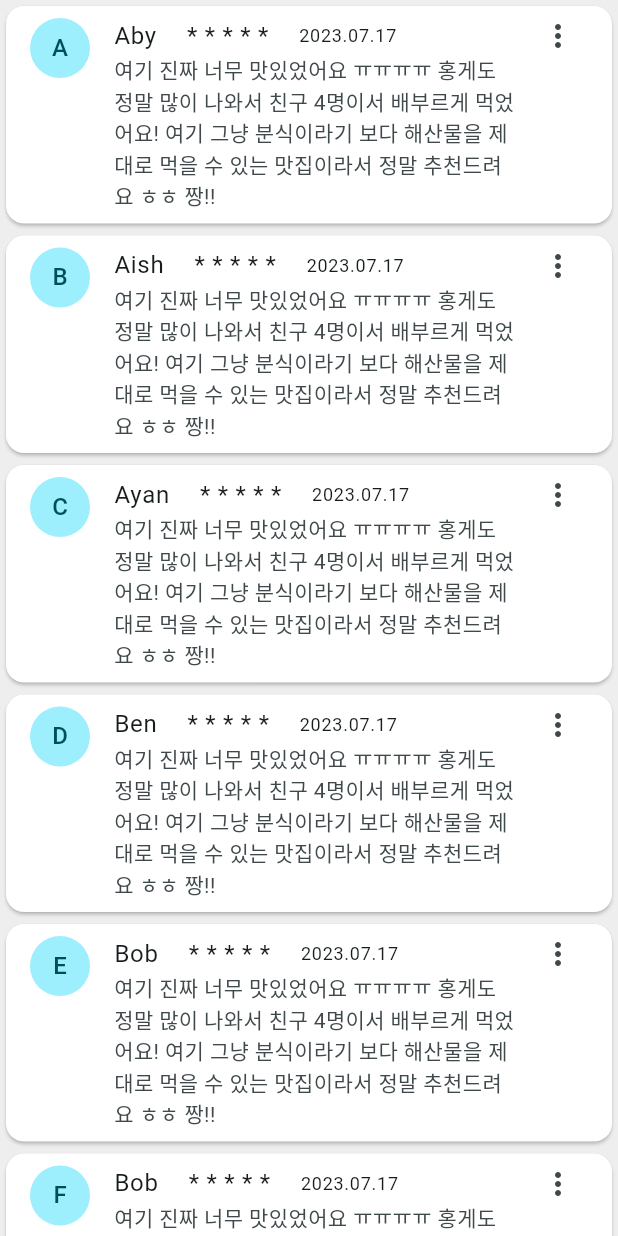
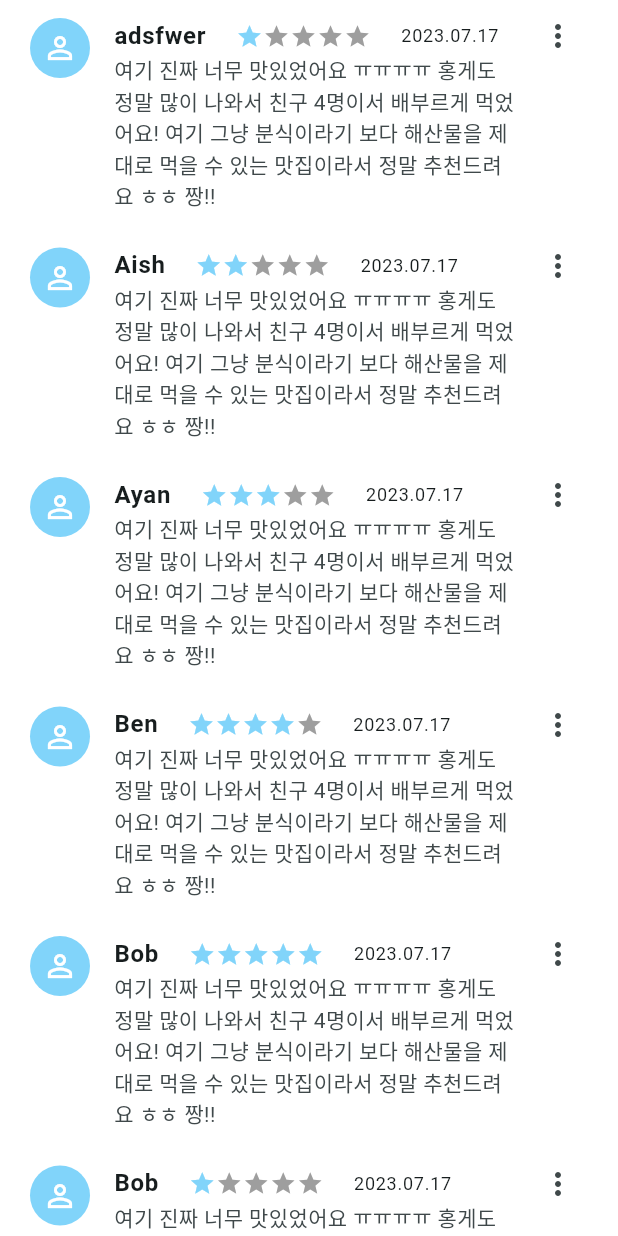
Before and after one commit to ehdtjr/real, a Flutter app: the ListTileExample screen opened directly, on a phone screen of 412 x 824 dp. Run offline on Flutter 3.47's test engine with Material 2 defaults, Android fonts, the phone set to English and light mode, and no system bars; our stand-ins replace firebase_core, flutter_rating_bar, image_picker; accounts and stored records are empty.

Commit message:
Fifth upload

```diff
--- a/lib/main.dart
+++ b/lib/main.dart
@@ -1,6 +1,5 @@
 import 'package:flutter/material.dart';
 import 'package:firebase_core/firebase_core.dart';
-import 'firebase_options.dart';
 import 'Firstview.dart';
 
 void main() async {
--- a/lib/riview/riview_data.dart
+++ b/lib/riview/riview_data.dart
@@ -1,12 +1,15 @@
 import 'package:flutter/material.dart';
+import 'package:flutter_rating_bar/flutter_rating_bar.dart';
 
 import 'riview_write.dart';
 
-void main() => runApp(const ListTileApp());
+class ListTileApp extends StatefulWidget {
 
-class ListTileApp extends StatelessWidget {
-  const ListTileApp({super.key});
+  @override
+  State<ListTileApp> createState() => _ListTileAppState();
+}
 
+class _ListTileAppState extends State<ListTileApp> {
   @override
   Widget build(BuildContext context) {
     return MaterialApp(
@@ -19,7 +22,7 @@ class ListTileApp extends StatelessWidget {
 
 class ListTileExample extends StatelessWidget {
   final List<String> profile = ['A', 'B', 'C', 'D', 'E','F','G','H','I'];
-  final List<String> name = ['Aby', 'Aish', 'Ayan', 'Ben', 'Bob','Bob','Bob','Bob','Bob'];
+  final List<String> name = ['adsfwer', 'Aish', 'Ayan', 'Ben', 'Bob','Bob','Bob','Bob','Bob'];
   final List<String> content = [
     '여기 진짜 너무 맛있었어요 ㅠㅠㅠㅠ 홍게도 정말 많이 나와서 친구 4명이서 배부르게 먹었어요! 여기 그냥 분식이라기 보다 해산물을 제대로 먹을 수 있는 맛집이라서 정말 추천드려요 ㅎㅎ 짱!!',
     '여기 진짜 너무 맛있었어요 ㅠㅠㅠㅠ 홍게도 정말 많이 나와서 친구 4명이서 배부르게 먹었어요! 여기 그냥 분식이라기 보다 해산물을 제대로 먹을 수 있는 맛집이라서 정말 추천드려요 ㅎㅎ 짱!!',
@@ -31,26 +34,31 @@ class ListTileExample extends StatelessWidget {
     '여기 진짜 너무 맛있었어요 ㅠㅠㅠㅠ 홍게도 정말 많이 나와서 친구 4명이서 배부르게 먹었어요! 여기 그냥 분식이라기 보다 해산물을 제대로 먹을 수 있는 맛집이라서 정말 추천드려요 ㅎㅎ 짱!!',
     '여기 진짜 너무 맛있었어요 ㅠㅠㅠㅠ 홍게도 정말 많이 나와서 친구 4명이서 배부르게 먹었어요! 여기 그냥 분식이라기 보다 해산물을 제대로 먹을 수 있는 맛집이라서 정말 추천드려요 ㅎㅎ 짱!!',
   ];
+  final List<int> rating =[1,2,3,4,5,1,2,3,4];
 
   @override
   Widget build(BuildContext context) {
     return Scaffold(
       body: Container(
-        color: Colors.grey[200],
+        color: Colors.white,
         child: ListView.builder(
           itemCount: profile.length,
           itemBuilder: (BuildContext context, int i) {
             return Card(
+              elevation: 0,
               color: Colors.white,
               child: ListTile(
-                leading: CircleAvatar(child: Text('${profile[i]}')),
+                leading: CircleAvatar(child: Icon(Icons.person_outline,color: Colors.white,),backgroundColor: Colors.lightBlue[200],),
                 title: Row(
                   children: [
-                    Text('${name[i]}'),
+                    Text('${name[i]}',style: TextStyle(fontWeight: FontWeight.bold)),
                     SizedBox(
                         width: 20
                     ),
-                    Text('* * * * *'),
+                    RatingBar( //아래 RatingBar 함수 따로 선언
+                      rating: rating[i],
+                      ratingCount: 10,
+                    ),
                     SizedBox(
                         width: 20
                     ),
@@ -68,3 +76,30 @@ class ListTileExample extends StatelessWidget {
     );
   }
 }
+
+class RatingBar extends StatelessWidget {
+  final int rating;
+  final double size;
+  final int ratingCount;
+  RatingBar({required this.rating, required this.ratingCount, this.size = 18});
+
+  @override
+  Widget build(BuildContext context) {
+    List<Widget> _starList = [];
+
+    int realNumber = rating.floor(); //버림
+
+    for (int i = 0; i < 5; i++) {
+      if (i < realNumber) {
+        _starList.add(Icon(Icons.star, color: Colors.lightBlue[200], size: size));
+      } else {
+        _starList.add(Icon(Icons.star, color: Colors.grey, size: size));
+      }
+    }
+
+    return Row(
+
+      children: _starList,
+    );
+  }
+}
--- a/lib/riview/riview_view.dart
+++ b/lib/riview/riview_view.dart
@@ -19,7 +19,7 @@ class _TabBarScreenState extends State<TabBarScreen>
     vsync: this,
     initialIndex: 0,
 
-    /// 탭 변경 애니메이션 시간
+    // 탭 변경 애니메이션 시간
     animationDuration: const Duration(milliseconds: 00),
   );
 
--- a/lib/riview/riview_write.dart
+++ b/lib/riview/riview_write.dart
@@ -31,7 +31,8 @@ class riview_write extends State<FormScreen> {
                     color: Colors.white,
                   ))),
         ),
-        body: Form(
+        body: SingleChildScrollView(
+          child:Form(
               key: formkey,
               child: Column(
                 children: [
@@ -44,15 +45,15 @@ class riview_write extends State<FormScreen> {
                             child: Column(
                               children: [
                                 RatingBar(
-                              initialRating: 0,
-                              minRating: 0,
+                                  initialRating: 1,
+                                  minRating: 1,
                                   maxRating: 5,
                                   allowHalfRating: true,
-                              itemSize: 70.0,
+                                  itemSize: 55,
                                   ratingWidget: RatingWidget(
                                     full: const Icon(Icons.star,
                                         color: Colors.lightBlueAccent),
-                                half: const Icon(Icons.star_half,
+                                    half: const Icon(Icons.star, // 반절 취급 안하기 위해서 클릭하면 그냥 별로 채워지게끔 셋팅
                                         color: Colors.lightBlueAccent),
                                     empty: const Icon(Icons.star_border,
                                         color: Colors.lightBlueAccent),
@@ -66,12 +67,11 @@ class riview_write extends State<FormScreen> {
                           ),
                           TextFormField(
                             autovalidateMode: AutovalidateMode.always,
-                        maxLines: 15,
+                            maxLines: 13,
                             cursorColor: Colors.black,
                             decoration: InputDecoration(
                                 filled: true,
                                 fillColor: Colors.white,
-                            focusColor: Colors.black,
 
                                 errorStyle: TextStyle(
                                   fontSize: 20,
@@ -133,7 +133,6 @@ class riview_write extends State<FormScreen> {
                               shape: RoundedRectangleBorder(// shape : 버튼의 모양을 디자인 하는 기능
                                   borderRadius: BorderRadius.circular(4.0)),
                               shadowColor: Colors.grey,
-
                             ),
                             child: const Text('작성 완료',style: TextStyle(fontSize: 25,color: Colors.white,fontWeight: FontWeight.bold),),
                           ),
@@ -141,6 +140,7 @@ class riview_write extends State<FormScreen> {
                       )),
                 ],
               ),
+            )
         ));
   }
 }
```
Also changed, not shown: lib/firebase_options.dart (deleted), 2 other files. Lines whose indentation alone changed are shown as unchanged.
